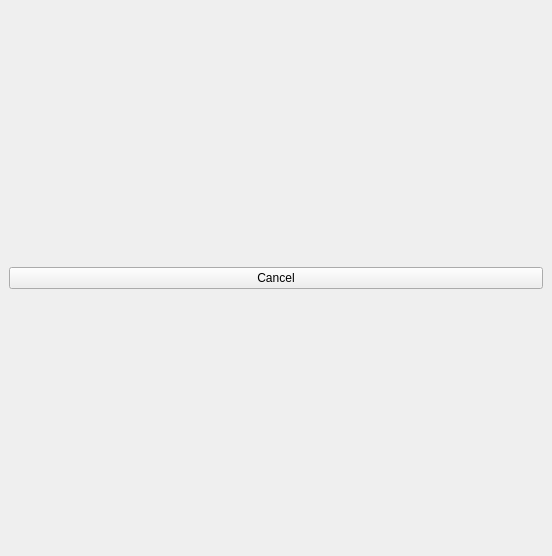
Old version of the form our_sdss/where_2_b_safe_dockwidget_base.ui in the repository melikasajadian/2017_Group4_Where2BSafe.
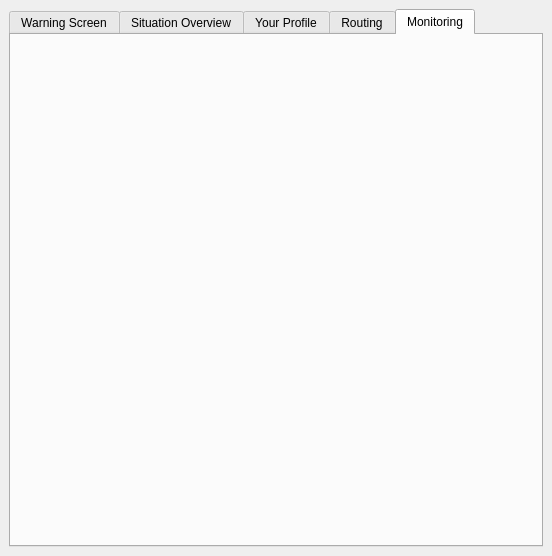
New version of the form.

Diff of the .ui file:
```diff
--- a/our_sdss/where_2_b_safe_dockwidget_base.ui
+++ b/our_sdss/where_2_b_safe_dockwidget_base.ui
@@ -16,10 +16,35 @@
   <widget class="QWidget" name="dockWidgetContents">
    <layout class="QGridLayout" name="gridLayout">
     <item row="0" column="0">
-     <widget class="QPushButton" name="cancelCounterButton">
-      <property name="text">
-       <string>Cancel</string>
+     <widget class="QTabWidget" name="tabWidget">
+      <property name="currentIndex">
+       <number>4</number>
       </property>
+      <widget class="QWidget" name="tab">
+       <attribute name="title">
+        <string>Warning Screen</string>
+       </attribute>
+      </widget>
+      <widget class="QWidget" name="tab_2">
+       <attribute name="title">
+        <string>Situation Overview</string>
+       </attribute>
+      </widget>
+      <widget class="QWidget" name="tab_3">
+       <attribute name="title">
+        <string>Your Profile</string>
+       </attribute>
+      </widget>
+      <widget class="QWidget" name="tab_4">
+       <attribute name="title">
+        <string>Routing</string>
+       </attribute>
+      </widget>
+      <widget class="QWidget" name="tab_5">
+       <attribute name="title">
+        <string>Monitoring</string>
+       </attribute>
+      </widget>
      </widget>
     </item>
    </layout>
```
